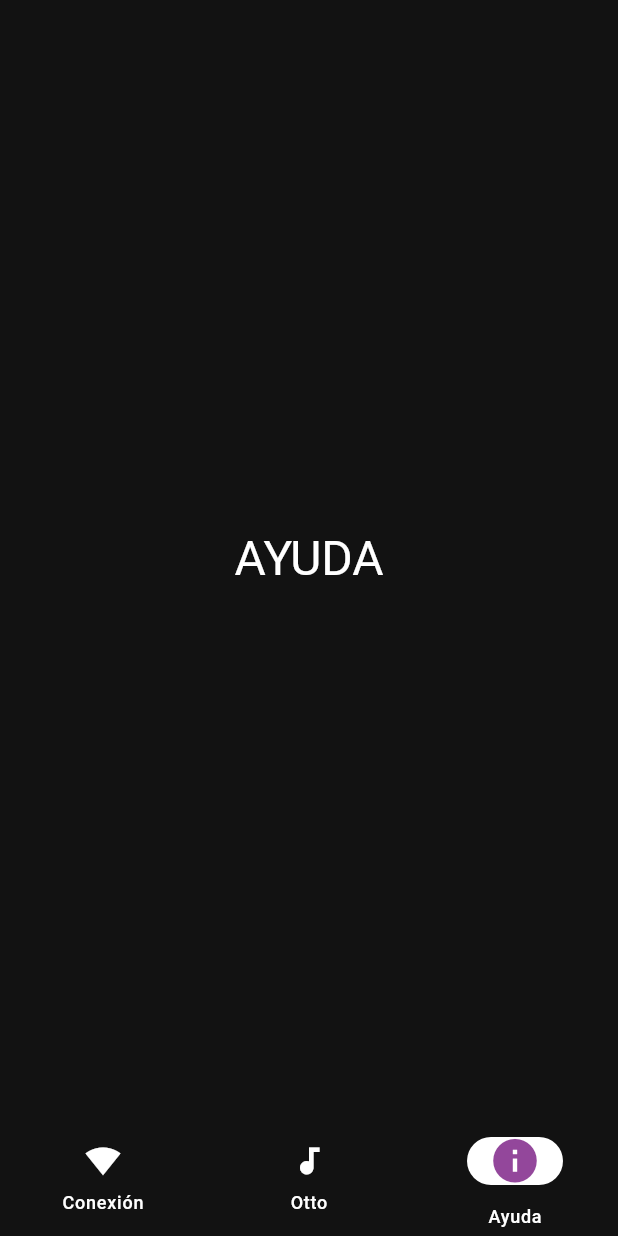
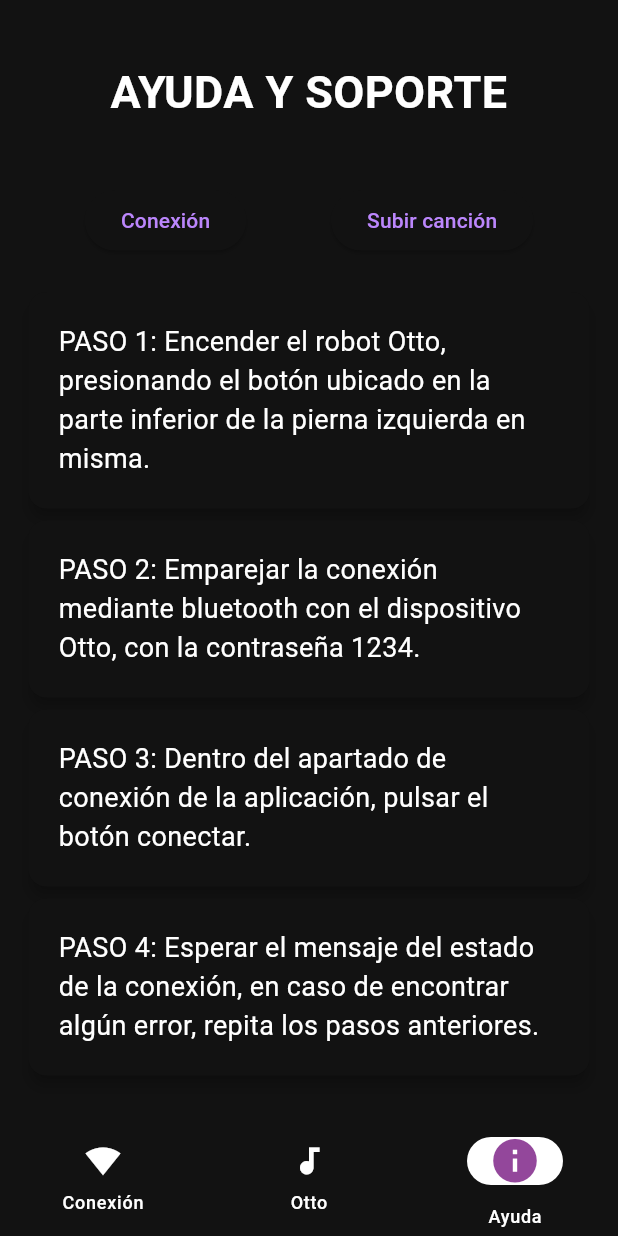
Before and after one commit to Kiroxs/Otto, a Flutter app: the screen it shows after launch, item 3 of the bottom bar chosen, on a phone screen of 412 x 824 dp. Run offline on Flutter 3.47's test engine with Material 3 defaults, Android fonts, the light colour scheme and no system bars; our stand-ins replace audioplayers, file_picker, permission_handler, shared_preferences; missing offline and left inert: flutter_blue_classic.

Commit message:
retoques finales

```diff
--- a/otto/lib/main.dart
+++ b/otto/lib/main.dart
@@ -1,4 +1,5 @@
 import 'package:flutter/material.dart';
+import 'package:otto/vistas/ayuda/ayudaprincipal.dart';
 import 'package:otto/vistas/canciones/cancionesVista.dart';
 import 'package:otto/vistas/conexion/conexionVista.dart';
 import 'package:provider/provider.dart';
@@ -88,7 +89,7 @@ class _NavigationExampleState extends State<NavigationExample> {
         cancionesVista(),
 
         /// Messages page
-        Center(child: Text('AYUDA', style: theme.textTheme.headlineLarge)),
+        ayudaPrincipal()
       ][currentPageIndex],
     );
   }
--- /dev/null
+++ b/otto/lib/vistas/ayuda/ayudaprincipal.dart
@@ -0,0 +1,78 @@
+import 'package:flutter/material.dart';
+import 'package:otto/vistas/ayuda/comoconectarse.dart';
+import 'package:otto/vistas/ayuda/comosubircancion.dart';
+
+
+class ayudaPrincipal extends StatefulWidget {
+  const ayudaPrincipal({super.key});
+
+  @override
+  State<ayudaPrincipal> createState() => _ayudaPrincipalState();
+}
+
+class _ayudaPrincipalState extends State<ayudaPrincipal> {
+  int currentPageIndex = 0;
+  @override
+  Widget build(BuildContext context) {
+    return SafeArea(
+        child: Scaffold(
+      body: Center(
+        child: Column(
+          mainAxisAlignment: MainAxisAlignment.start,
+          children: <Widget>[
+            Padding(
+              padding: const EdgeInsets.symmetric(vertical: 40, horizontal: 10),
+              child: Text(
+                "AYUDA Y SOPORTE",
+                style: TextStyle(
+                    fontSize: 30,
+                    color: Color(0xFFFFFFFF),
+                    fontWeight: FontWeight.bold),
+                textAlign: TextAlign.center,
+              ),
+            ),
+            Column(
+              mainAxisAlignment: MainAxisAlignment.start,
+              children: <Widget>[
+                Row(
+                  mainAxisAlignment: MainAxisAlignment.spaceEvenly,
+                  children: <Widget>[
+                    ElevatedButton(
+                        onPressed: () {
+                          setState(() {
+                            currentPageIndex = 0;
+                          });
+                        },
+                        child: Text("Conexión")),
+                    ElevatedButton(
+                        onPressed: () {
+                          setState(() {
+                            currentPageIndex = 1;
+                          });
+                        },
+                        child: Text("Subir canción")),
+
+                  ],
+                ),
+              ],
+            ),
+            if (currentPageIndex == 0)
+              Expanded(
+                child: Padding(
+                  padding: const EdgeInsets.symmetric(vertical: 20, horizontal:15),
+                  child: ComoConectar(),
+                ),
+              ),
+            if(currentPageIndex == 1)
+              Expanded(
+                child: Padding(
+                  padding: const EdgeInsets.symmetric(vertical: 20, horizontal:15),
+                  child: comoSubirCancion(),
+                 ),
+              ),
+          ],
+        ),
+      ),
+    ));
+  }
+}
--- /dev/null
+++ b/otto/lib/vistas/ayuda/comoconectarse.dart
@@ -0,0 +1,59 @@
+import 'package:flutter/material.dart';
+class ComoConectar extends StatefulWidget {
+  const ComoConectar({super.key});
+
+  @override
+  State<ComoConectar> createState() => _ComoConectarState();
+}
+
+class _ComoConectarState extends State<ComoConectar> {
+  @override
+  Widget build(BuildContext context) {
+    return Column(
+      mainAxisSize: MainAxisSize.max,
+      mainAxisAlignment: MainAxisAlignment.start,
+      crossAxisAlignment: CrossAxisAlignment.stretch,  // Asegúrate de ajustar esto
+      children: [
+        Card(
+          elevation: 4.0,
+          child: Padding(
+            padding: const EdgeInsets.all(20.0),
+            child: Text("PASO 1: Encender el robot Otto, presionando el botón ubicado en la parte inferior de la pierna izquierda en misma.",
+                style: TextStyle(fontSize: 18),
+                textAlign: TextAlign.left),
+          ),
+        ),
+
+        Card(
+          elevation: 4.0,
+          child: Padding(
+            padding: const EdgeInsets.all(20.0),
+            child: Text("PASO 2: Emparejar la conexión mediante bluetooth con el dispositivo Otto, con la contraseña 1234.",
+                style: TextStyle(fontSize: 18),
+                textAlign: TextAlign.left),
+          ),
+        ),
+        Card(
+          elevation: 4.0,
+          child: Padding(
+            padding: const EdgeInsets.all(20.0),
+            child: Text(
+                "PASO 3: Dentro del apartado de conexión de la aplicación, pulsar el botón conectar.",
+                style: TextStyle(fontSize: 18),
+                textAlign: TextAlign.left),
+          ),
+        ),
+        Card(
+          elevation: 4.0,
+          child: Padding(
+            padding: const EdgeInsets.all(20.0),
+            child: Text(
+                "PASO 4: Esperar el mensaje del estado de la conexión, en caso de encontrar algún error, repita los pasos anteriores.",
+                style: TextStyle(fontSize: 18),
+                textAlign: TextAlign.left),
+          ),
+        ),
+      ],
+    );
+  }
+}
```
Also changed, not shown: otto/lib/vistas/ayuda/comosubircancion.dart (added, +87 -0 lines), otto/lib/vistas/canciones/cancionesVista.dart (+23 -12 lines), otto/lib/vistas/conexion/conexionVista.dart (+32 -73 lines).
